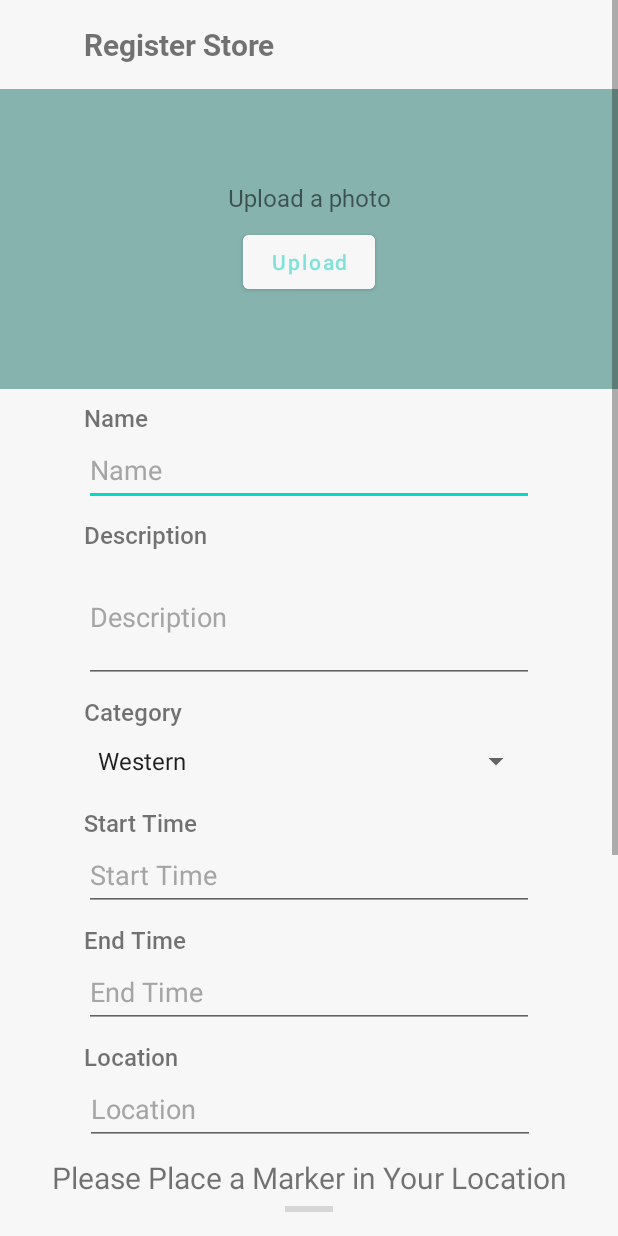
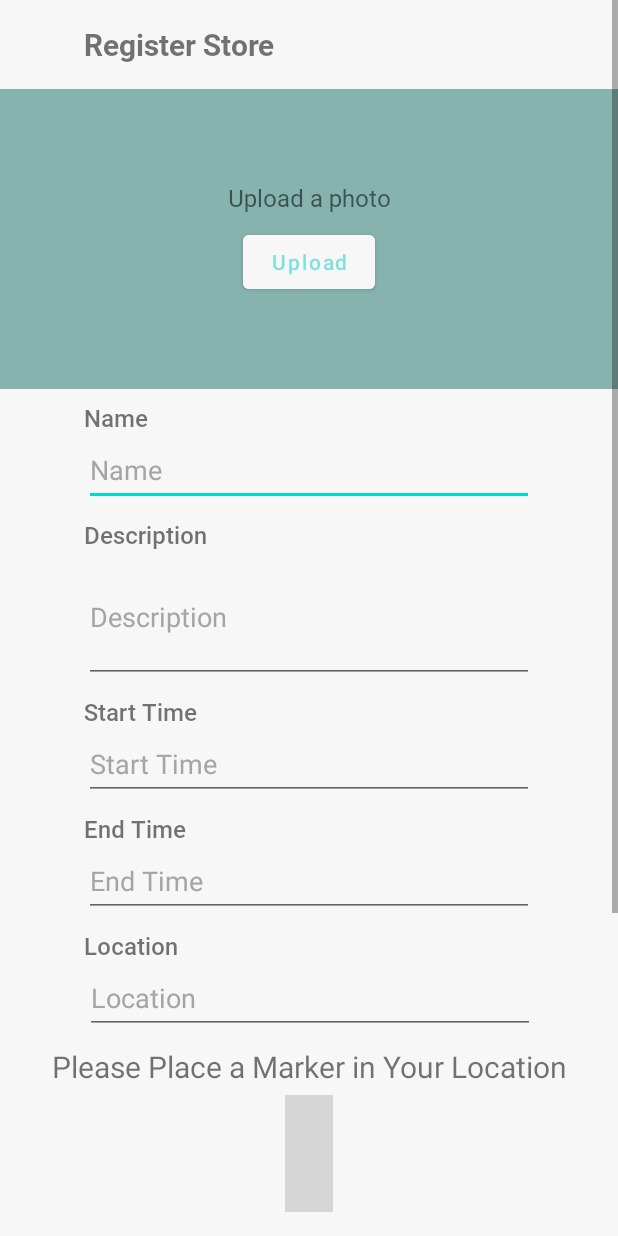
Before and after one commit to jethroallen22/Merchant, an Android app: the StoreRegister screen opened directly, with no data from a screen before it, on a phone screen of 412 x 824 dp. Run offline under Robolectric (Android 15) with nearby library versions, the phone set to English and light mode, and no system bars; our stand-ins replace Volley; libraries missing offline, so code that uses them is left out: org.osmdroid.config, org.osmdroid.events, org.osmdroid.tileprovider, org.osmdroid.util, org.osmdroid.views; plain views replace MapView; network calls fail; pictures from the network do not load; 9 statements that could not run were skipped; grey boxes are pictures that could not be loaded.

Commit message:
removed storeCategory

```diff
--- a/app/src/main/java/com/example/merchant/activities/StoreRegister.java
+++ b/app/src/main/java/com/example/merchant/activities/StoreRegister.java
@@ -22,6 +22,7 @@ import android.view.MotionEvent;
 import android.view.View;
 import android.widget.ArrayAdapter;
 import android.widget.Button;
+import android.widget.CompoundButton;
 import android.widget.EditText;
 import android.widget.ImageView;
 import android.widget.Spinner;
@@ -39,6 +40,8 @@ import com.example.merchant.RealPathUtil;
 import com.example.merchant.interfaces.Singleton;
 import com.example.merchant.models.IPModel;
 import com.example.merchant.models.StoreModel;
+import com.google.android.material.chip.Chip;
+import com.google.android.material.chip.ChipGroup;
 
 import org.json.JSONArray;
 import org.json.JSONException;
@@ -53,15 +56,15 @@ import org.osmdroid.views.overlay.Marker;
 
 import java.io.ByteArrayOutputStream;
 import java.io.IOException;
+import java.util.ArrayList;
 import java.util.HashMap;
+import java.util.List;
 import java.util.Map;
 
 public class StoreRegister extends AppCompatActivity {
     EditText name_text_input, description_text_input, location_text_input, category_text_input, start_time_text_input, end_time_text_input;
     Button btn_upload, btn_register_store;
     ImageView iv_store_img;
-
-    Spinner category_spinner;
 
     String image, name, description, location, category;
     Float rating, popularity;
@@ -78,7 +81,8 @@ public class StoreRegister extends AppCompatActivity {
     private IPModel ipModel;
     private MapView mapView;
     double rlat, rlong;
-
+    ChipGroup cg_store;
+    List<String> category_list;
     @Override
     protected void onCreate(Bundle savedInstanceState) {
         super.onCreate(savedInstanceState);
@@ -90,9 +94,9 @@ public class StoreRegister extends AppCompatActivity {
 
         Initialize();
 
-        ArrayAdapter<CharSequence> adapter=ArrayAdapter.createFromResource(this, R.array.category, android.R.layout.simple_spinner_item);
-        adapter.setDropDownViewResource(android.R.layout.simple_spinner_item);
-        category_spinner.setAdapter(adapter);
+//        ArrayAdapter<CharSequence> adapter=ArrayAdapter.createFromResource(this, R.array.category, android.R.layout.simple_spinner_item);
+//        adapter.setDropDownViewResource(android.R.layout.simple_spinner_item);
+//        category_spinner.setAdapter(adapter);
 
         Intent intent = getIntent();
         if (intent != null){
@@ -120,8 +124,49 @@ public class StoreRegister extends AppCompatActivity {
                 }
             }
         });
+
+//        //Category
+//        category_list = new ArrayList<>();
+//        category_list.add("American");
+//        category_list.add("Chinese");
+//        category_list.add("Filipino");
+//        category_list.add("Japanese");
+//        category_list.add("Thai");
+
+//        for (String str : category_list) {
+//            final Chip chip = new Chip(g);
+//            chip.setText(str);
+//            chip.setClickable(true);
+//            chip.setChipBackgroundColorResource(R.color.chipDefault);
+//            chip.setTextColor(getResources().getColor(R.color.black));
+//
+//            chip.setOnCheckedChangeListener(new CompoundButton.OnCheckedChangeListener() {
+//                @Override
+//                public void onCheckedChanged(CompoundButton compoundButton, boolean b) {
+//                    Log.d("OnCheckedChanged", (String) chip.getText());
+//                }
+//            });
+////            chip.setOnClickListener(new View.OnClickListener() {
+////                @Override
+////                public void onClick(View v) {
+////                    for (int i = 0; i < cg_product.getChildCount(); i++) {
+////                        Chip currentChip = (Chip) cg_product.getChildAt(i);
+////                        if (currentChip != chip) {
+////                            currentChip.setChipBackgroundColorResource(R.color.chipDefault);
+////                            currentChip.setTextColor(getResources().getColor(R.color.black));
+////                        }
+////                    }
+////                    chip.setChipBackgroundColorResource(R.color.mosibusPrimary);
+////                    chip.setTextColor(getResources().getColor(android.R.color.white));
+////                    categorySelected = (String) chip.getText();
+////                    Log.d("chups", categorySelected);
+////                }
+////            });
+//
+//            cg_store.addView(chip);
+//        }
+
         Configuration.getInstance().load(getApplicationContext(), PreferenceManager.getDefaultSharedPreferences(getApplicationContext()));
-
         mapView = findViewById(R.id.mapViewNew);
         mapView.setTileSource(TileSourceFactory.MAPNIK);
         mapView.setBuiltInZoomControls(true);
@@ -193,7 +238,7 @@ public class StoreRegister extends AppCompatActivity {
             name = String.valueOf(name_text_input.getText());
             description = String.valueOf(description_text_input.getText());
             location = String.valueOf(location_text_input.getText());
-            category = category_spinner.getSelectedItem().toString().toLowerCase();
+//            category = category_spinner.getSelectedItem().toString().toLowerCase();
             rating = 0.0F;
             start_time = Integer.parseInt(String.valueOf(start_time_text_input.getText()));
             end_time = Integer.parseInt(String.valueOf(end_time_text_input.getText()));
@@ -209,7 +254,7 @@ public class StoreRegister extends AppCompatActivity {
             store.setStore_name(name);
             store.setStore_description(description);
             store.setStore_location(location);
-            store.setStore_category(category);
+//            store.setStore_category(category);
             store.setStore_rating(rating);
             store.setStore_open(start_time);
             store.setStore_closing(end_time);
@@ -222,7 +267,7 @@ public class StoreRegister extends AppCompatActivity {
             intent2.putExtra("Store",store);
             intent2.setFlags(Intent.FLAG_ACTIVITY_CLEAR_TASK|Intent.FLAG_ACTIVITY_NEW_TASK);
 
-            SignUpStore(name,description,location,category,rating,start_time,end_time,image, rlat, rlong, "pending");
+            SignUpStore(name,description,location,rating,start_time,end_time,image, rlat, rlong, "pending");
 
             startActivity(intent2);
         });
@@ -232,7 +277,8 @@ public class StoreRegister extends AppCompatActivity {
         name_text_input = findViewById(R.id.name_text_input);
         description_text_input = findViewById(R.id.description_text_input);
         location_text_input = findViewById(R.id.location_text_input);
-        category_spinner = findViewById(R.id.category_spinner);
+//        category_spinner = findViewById(R.id.category_spinner);
+//        cg_store = findViewById(R.id.cg_store);
         start_time_text_input = findViewById(R.id.start_time_text_input);
         end_time_text_input = findViewById(R.id.end_time_text_input);
         iv_store_img = findViewById(R.id.iv_store_img);
@@ -287,8 +333,7 @@ public class StoreRegister extends AppCompatActivity {
     }
 
     private void SignUpStore(String name_text_input,  String description_text_input,
-                                String location_text_input, String category_text_input,
-                             float rating_text_input,
+                                String location_text_input, float rating_text_input,
                              int start_time_text_input, int end_time_text_input,
                              String iv_store_img, double rlat, double rlong, String status){
 
@@ -328,7 +373,7 @@ public class StoreRegister extends AppCompatActivity {
                 params.put("storeName", name_text_input);
                 params.put("storeDescription", description_text_input);
                 params.put("storeLocation", location_text_input);
-                params.put("storeCategory", category_text_input);
+//                params.put("storeCategory", category_text_input);
                 params.put("storeRating", "0");
                 params.put("storeImage", base64Image);
                 params.put("storeStartTime", String.valueOf(start_time_text_input));
@@ -345,6 +390,19 @@ public class StoreRegister extends AppCompatActivity {
 
     }
 
+    public int counterChip() {
+        int countChip = 0;
+
+        for (int i=0;i<cg_store.getChildCount();i++){
+            if (cg_store.getChildAt(i).isSelected()){
+                countChip++;
+                Log.d("Check Count Chip", String.valueOf(countChip));
+            }
+        }
+
+        return countChip;
+    }
+
     @Override
     public void onActivityResult(int requestCode, int resultCode, @Nullable Intent data) {
         super.onActivityResult(requestCode, resultCode, data);
--- a/app/src/main/java/com/example/merchant/activities/ui/addproduct/AddProductFragment.java
+++ b/app/src/main/java/com/example/merchant/activities/ui/addproduct/AddProductFragment.java
@@ -32,6 +32,7 @@ import android.widget.CompoundButton;
 import android.widget.EditText;
 import android.widget.ImageView;
 import android.widget.Spinner;
+import android.widget.TextView;
 import android.widget.Toast;
 
 import com.android.volley.Request;
@@ -64,6 +65,7 @@ public class AddProductFragment extends Fragment {
 
     private FragmentAddProductBinding binding;
     EditText name_text_input, description_text_input, preptime_text_input,category_text_input, servesize_text_input, price_text_input;
+    TextView tv_categ_status;
     Button btn_add_product, btn_upload;
     ImageView iv_product_img;
     private static String JSON_URL;
@@ -117,7 +119,7 @@ public class AddProductFragment extends Fragment {
         name_text_input = root.findViewById(R.id.name_text_input);
         description_text_input = root.findViewById(R.id.description_text_input);
         preptime_text_input = root.findViewById(R.id.preptime_text_input);
-//        category_text_input = root.findViewById(R.id.category_spinner);
+        tv_categ_status = root.findViewById(R.id.tv_categ_status);
         servesize_text_input = root.findViewById(R.id.servesize_text_input);
         price_text_input = root.findViewById(R.id.price_text_input);
         btn_add_product = root.findViewById(R.id.btn_add_product);
@@ -504,7 +506,7 @@ public class AddProductFragment extends Fragment {
                         if (description.isEmpty())
                             description_text_input.setError("Please insert Description!");
                         if (categorySelected.isEmpty())
-//                            category_text_input.setError("Please insert Category!"); Choose 1 add blank tv
+                            tv_categ_status.setError("Please Choose a Category!");
                         if (servesize.isEmpty())
                             servesize_text_input.setError("Please insert Serving Size!");
                         if (prep_time_tmp.isEmpty())
--- a/app/src/main/res/layout/activity_store_register.xml
+++ b/app/src/main/res/layout/activity_store_register.xml
@@ -144,16 +144,16 @@
                 app:layout_constraintStart_toStartOf="parent"
                 app:layout_constraintTop_toBottomOf="@+id/preptime_text" />
 
-            <TextView
-                android:id="@+id/category_text"
-                android:layout_width="wrap_content"
-                android:layout_height="wrap_content"
-                android:layout_marginTop="8dp"
-                android:fontFamily="@font/robotomedium"
-                android:text="Category"
-                android:textSize="16sp"
-                app:layout_constraintStart_toStartOf="@+id/description_text_input"
-                app:layout_constraintTop_toBottomOf="@+id/description_text_input" />
+<!--            <TextView-->
+<!--                android:id="@+id/category_text"-->
+<!--                android:layout_width="wrap_content"-->
+<!--                android:layout_height="wrap_content"-->
+<!--                android:layout_marginTop="8dp"-->
+<!--                android:fontFamily="@font/robotomedium"-->
+<!--                android:text="Category"-->
+<!--                android:textSize="16sp"-->
+<!--                app:layout_constraintStart_toStartOf="@+id/description_text_input"-->
+<!--                app:layout_constraintTop_toBottomOf="@+id/description_text_input" />-->
 
             <TextView
                 android:id="@+id/start_time_text"
@@ -163,8 +163,8 @@
                 android:fontFamily="@font/robotomedium"
                 android:text="Start Time"
                 android:textSize="16sp"
-                app:layout_constraintStart_toStartOf="@+id/category_text"
-                app:layout_constraintTop_toBottomOf="@+id/category_spinner" />
+                app:layout_constraintStart_toStartOf="@+id/description_text"
+                app:layout_constraintTop_toBottomOf="@+id/description_text_input" />
 
             <EditText
                 android:id="@+id/start_time_text_input"
@@ -216,13 +216,12 @@
                 app:layout_constraintStart_toStartOf="parent"
                 app:layout_constraintTop_toBottomOf="@+id/mapViewNew" />
 
-            <Spinner
-                android:id="@+id/category_spinner"
-                android:layout_width="297dp"
-                android:layout_height="44dp"
-                app:layout_constraintEnd_toEndOf="parent"
-                app:layout_constraintStart_toStartOf="parent"
-                app:layout_constraintTop_toBottomOf="@+id/category_text" />
+<!--            <com.google.android.material.chip.ChipGroup-->
+<!--                android:id="@+id/cg_store"-->
+<!--                android:layout_width="300dp"-->
+<!--                android:layout_height="wrap_content"-->
+<!--                app:layout_constraintStart_toStartOf="@+id/category_text"-->
+<!--                app:layout_constraintTop_toBottomOf="@+id/category_text"></com.google.android.material.chip.ChipGroup>-->
 
             <org.osmdroid.views.MapView
                 android:id="@+id/mapViewNew"
```
